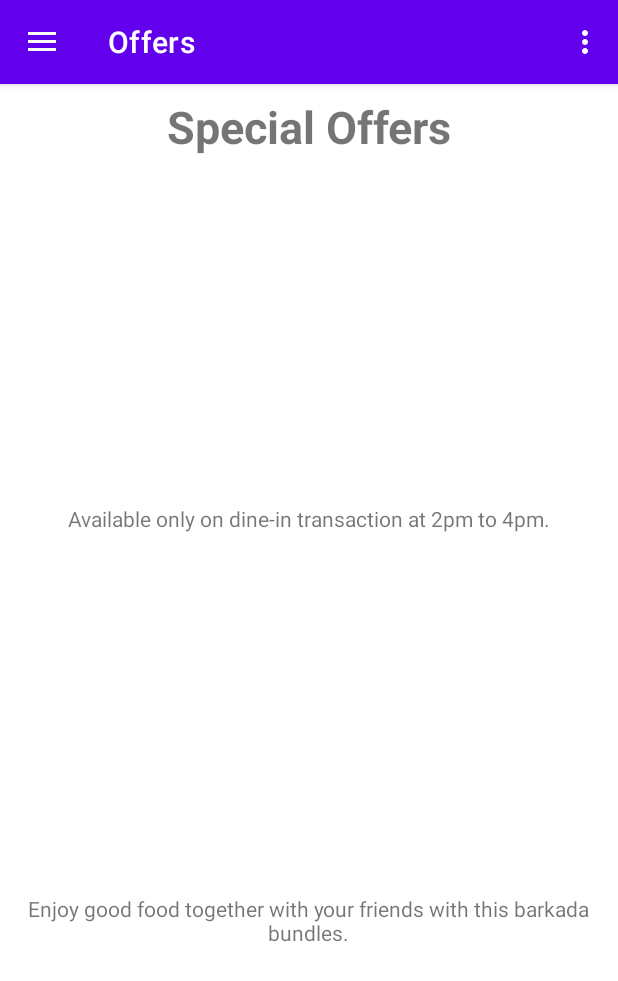
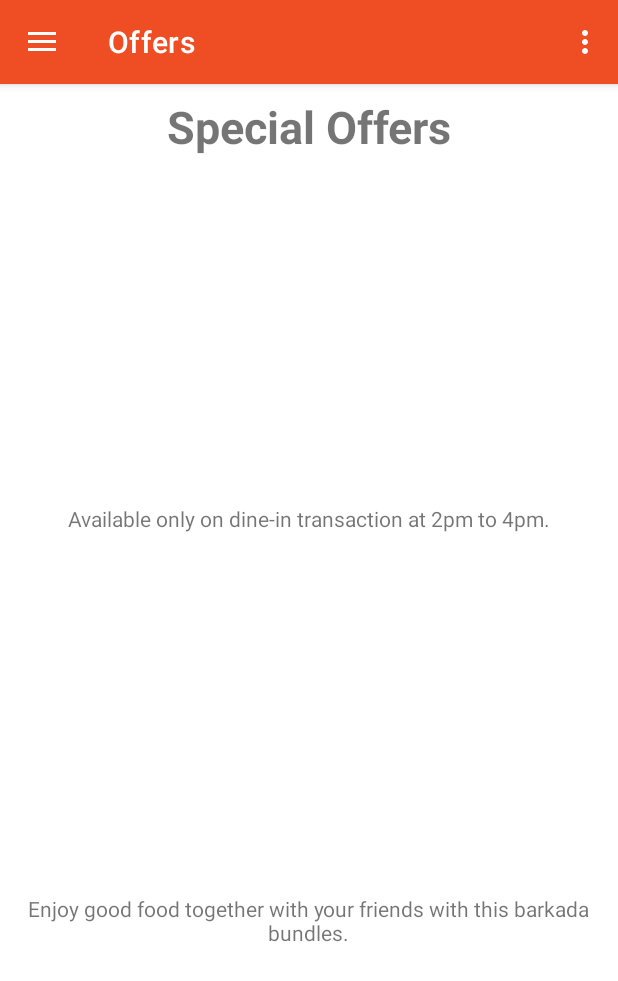
Before and after one commit to Zeraphim/AngkolsKitchenApp, an Android app: the screen it shows after launch once a user with an empty profile is signed in (GalleryMenu), in the side drawer, after a tap on "Offers", on a phone screen of 412 x 824 dp. Shown: the top 981 px of the screen. Run offline under Robolectric (Android 15) with nearby library versions, the phone set to English and light mode, and no system bars; our stand-ins replace CircleImageView, Firebase (no records; nobody signed in at launch, a user with empty details on screens opened directly), navigation-ui; pictures from the network do not load; Roboto replaces fonts that are not available here; 3 statements that could not run were skipped.

Commit message:
Updated toolbox colors

```diff
--- a/app/src/main/res/drawable/ic_baseline_search_24.xml
+++ b/app/src/main/res/drawable/ic_baseline_search_24.xml
@@ -1,4 +1,4 @@
-<vector android:height="24dp" android:tint="#52ED55"
+<vector android:height="24dp" android:tint="#EF4D23"
     android:viewportHeight="24" android:viewportWidth="24"
     android:width="24dp" xmlns:android="http://schemas.android.com/apk/res/android">
     <path android:fillColor="@android:color/white" android:pathData="M15.5,14h-0.79l-0.28,-0.27C15.41,12.59 16,11.11 16,9.5 16,5.91 13.09,3 9.5,3S3,5.91 3,9.5 5.91,16 9.5,16c1.61,0 3.09,-0.59 4.23,-1.57l0.27,0.28v0.79l5,4.99L20.49,19l-4.99,-5zM9.5,14C7.01,14 5,11.99 5,9.5S7.01,5 9.5,5 14,7.01 14,9.5 11.99,14 9.5,14z"/>
--- a/app/src/main/res/layout/activity_view_all.xml
+++ b/app/src/main/res/layout/activity_view_all.xml
@@ -11,7 +11,8 @@
         app:layout_constraintVertical_bias="0.0"
         android:layout_width="match_parent"
         android:layout_height="wrap_content"
-        android:background="@color/purple_700"
+        android:background="#D9EF4D23"
+        app:titleTextColor="@color/white"
         app:layout_constraintEnd_toEndOf="parent"
         app:layout_constraintStart_toStartOf="parent"
         app:layout_constraintTop_toTopOf="parent"
--- a/app/src/main/res/layout/app_bar_main.xml
+++ b/app/src/main/res/layout/app_bar_main.xml
@@ -15,7 +15,8 @@
             android:id="@+id/toolbar"
             android:layout_width="match_parent"
             android:layout_height="?attr/actionBarSize"
-            android:background="?attr/colorPrimary"
+            android:background="#EF4D23"
+            app:titleTextColor="@color/white"
             app:popupTheme="@style/Theme.AngkolsKitchenApp.PopupOverlay" />
 
     </com.google.android.material.appbar.AppBarLayout>
--- a/app/src/main/res/layout/home_cat_items.xml
+++ b/app/src/main/res/layout/home_cat_items.xml
@@ -9,7 +9,7 @@
     <LinearLayout
         android:layout_width="match_parent"
         android:layout_height="match_parent"
-        android:background="#e5454c"
+        android:background="#D9EF4D23"
         android:gravity="center_horizontal"
         android:orientation="vertical">
 
```
Also changed, not shown: app/src/main/res/layout/fragment_my_cart.xml (+9 -8 lines).
